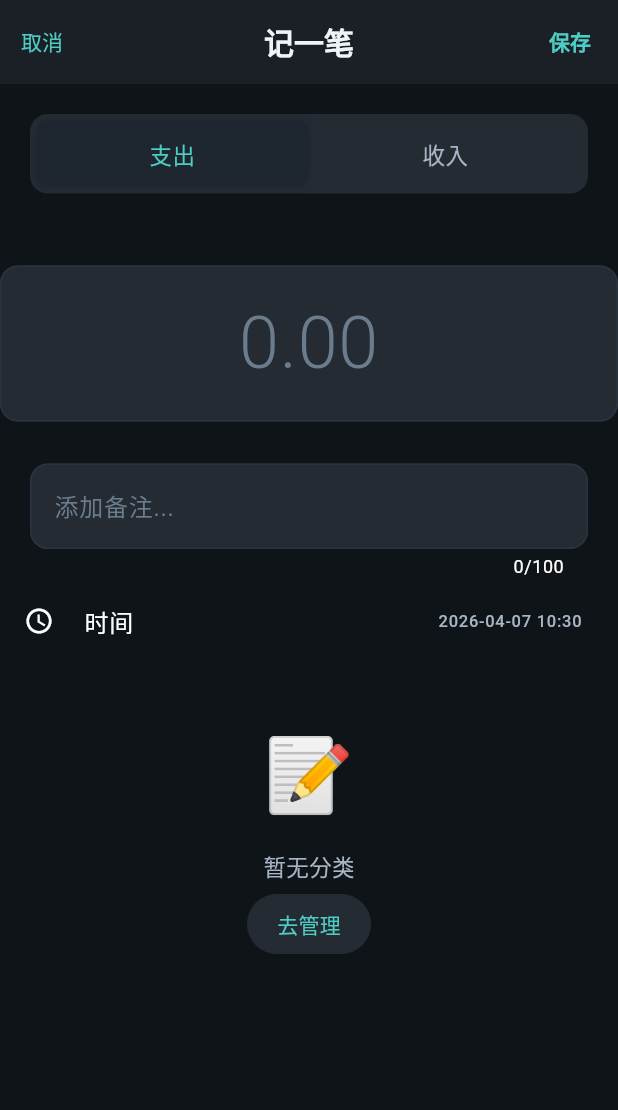
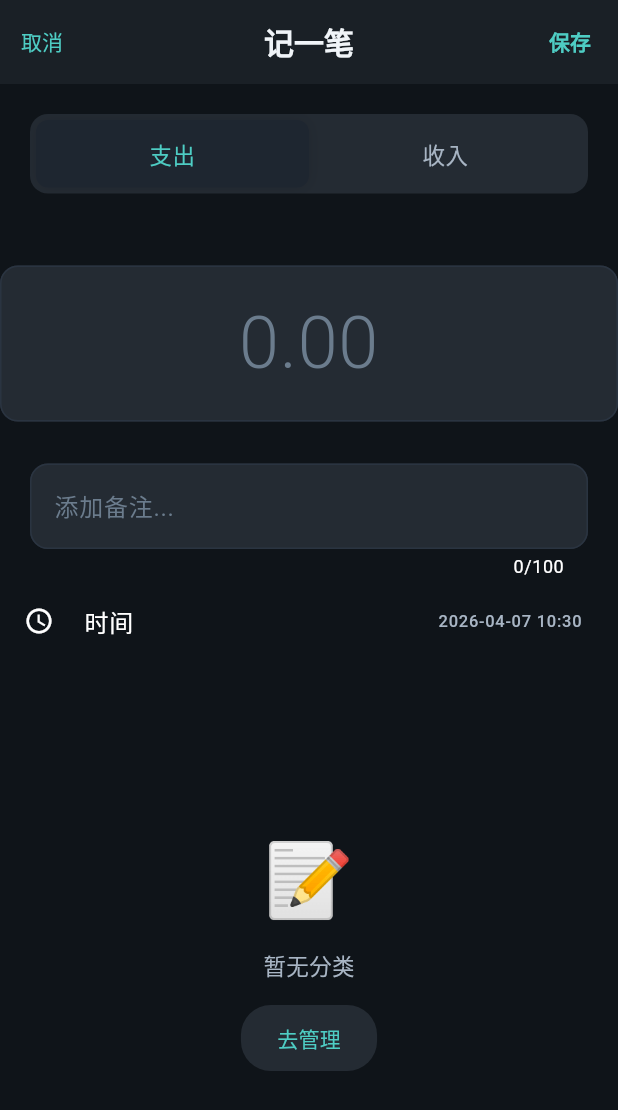
Before and after one commit to YanZiBin/qingji, a Flutter app: the AddRecordScreen screen opened directly, on a phone screen of 412 x 824 dp. Shown: the top 1110 px of the screen. Run offline on Flutter 3.47's test engine with Material 3 defaults, Android fonts, the phone set to English and light mode, and no system bars; our stand-ins replace fl_chart, sqflite; accounts and stored records are empty.

Commit message:
fix: 修复测试注释和记账页布局溢出
1. 测试配置说明
   - 添加注释说明测试使用内存数据库
   - 测试不需要额外配置 databaseFactory
   - Provider 会自动处理数据库初始化

2. 修复记账页布局溢出
   - 空状态使用 Center + MainAxisSize.min
   - 减少间距 (16→12, 8→16)
   - 移除外层 Padding，让 Center 处理居中
   - 增加按钮内边距提升点击体验
   - 防止 RenderFlex overflow 错误

```diff
--- a/lib/screens/add_record/add_record_screen.dart
+++ b/lib/screens/add_record/add_record_screen.dart
@@ -164,12 +164,12 @@ class _AddRecordScreenState extends State<AddRecordScreen> {
         final categories = allCategories.where((c) => c.type == _type).toList();
 
         if (categories.isEmpty) {
-          return Padding(
-            padding: const EdgeInsets.all(40),
+          return Center(
             child: Column(
+              mainAxisSize: MainAxisSize.min,
               children: [
                 const Text('📝', style: TextStyle(fontSize: 48)),
-                const SizedBox(height: 16),
+                const SizedBox(height: 12),
                 const Text(
                   '暂无分类',
                   style: TextStyle(
@@ -178,10 +178,9 @@ class _AddRecordScreenState extends State<AddRecordScreen> {
                     decoration: TextDecoration.none,
                   ),
                 ),
-                const SizedBox(height: 8),
+                const SizedBox(height: 16),
                 GestureDetector(
                   onTap: () {
-                    // 跳转到分类管理页
                     Navigator.push(
                       context,
                       MaterialPageRoute(
@@ -193,8 +192,8 @@ class _AddRecordScreenState extends State<AddRecordScreen> {
                   },
                   child: Container(
                     padding: const EdgeInsets.symmetric(
-                      horizontal: 20,
-                      vertical: 10,
+                      horizontal: 24,
+                      vertical: 12,
                     ),
                     decoration: BoxDecoration(
                       color: AppColors.bgTertiary,
```
Also changed, not shown: 1 other file.
